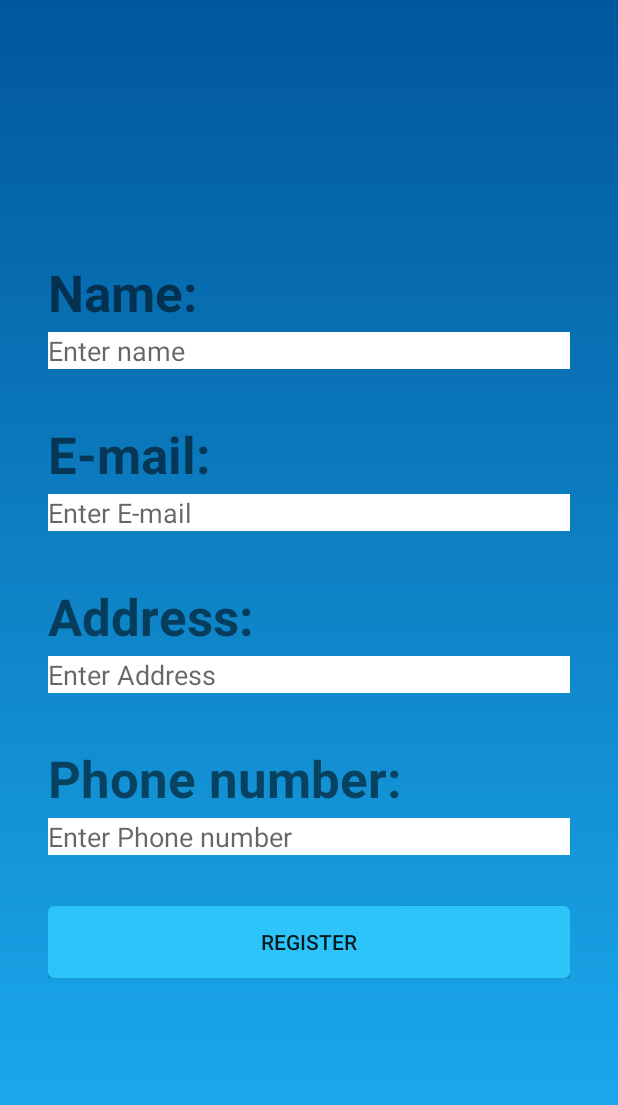
After one commit to M0-AR/SportEvent_Project, an Android app: the layout fragment_create_user.xml on its own in the app's theme, with its tools: preview values and no code run, on a phone screen of 412 x 824 dp. The commit adds this screen. Shown: the top 1105 px of the screen. Run offline under Robolectric (Android 15) with nearby library versions, the phone set to English and light mode, and no system bars.

Commit message:
Create user fragment made.

```diff
--- a/app/src/main/AndroidManifest.xml
+++ b/app/src/main/AndroidManifest.xml
@@ -11,9 +11,12 @@
         android:supportsRtl="true"
         android:theme="@style/AppTheme">
         <activity
-            android:name=".LoginEmail"
+            android:name=".CreateUser"
             tools:ignore="Instantiatable">
         </activity>
+        <activity
+            android:name=".LoginEmail"
+            tools:ignore="Instantiatable"></activity>
         <activity
             android:name=".Login"
             tools:ignore="Instantiatable" />
--- /dev/null
+++ b/app/src/main/java/com/example/sportevent/CreateUser.java
@@ -0,0 +1,20 @@
+package com.example.sportevent;
+
+import androidx.annotation.NonNull;
+import androidx.annotation.Nullable;
+import androidx.appcompat.app.AppCompatActivity;
+import androidx.fragment.app.Fragment;
+
+import android.os.Bundle;
+import android.view.LayoutInflater;
+import android.view.View;
+import android.view.ViewGroup;
+
+public class CreateUser extends Fragment {
+
+    @Nullable
+    @Override
+    public View onCreateView(@NonNull LayoutInflater inflater, @Nullable ViewGroup container, @Nullable Bundle savedInstanceState) {
+        return inflater.inflate(R.layout.fragment_create_user, container, false);
+    }
+}
--- a/app/src/main/java/com/example/sportevent/Login.java
+++ b/app/src/main/java/com/example/sportevent/Login.java
@@ -15,6 +15,7 @@ import android.widget.Button;
 public class Login extends Fragment implements View.OnClickListener {
     Button loginUser;
     Button loginOrg;
+    Button signup;
 
     @Nullable
     @Override
@@ -28,7 +29,8 @@ public class Login extends Fragment implements View.OnClickListener {
         loginOrg = (Button) view.findViewById(R.id.orgLoginButton);
         loginOrg.setOnClickListener(this);
 
-
+        signup = (Button) view.findViewById(R.id.signupButton);
+        signup.setOnClickListener(this);
 
         return view;
     }
@@ -37,11 +39,13 @@ public class Login extends Fragment implements View.OnClickListener {
         NavController navController = Navigation.findNavController(view);
         switch (view.getId()) {
             case R.id.userLoginButton:
-                navController.navigate(R.id.action_login_to_loginEmail2);
+                navController.navigate(R.id.action_login_to_loginEmail);
                 break;
             case R.id.orgLoginButton:
-                navController.navigate(R.id.action_login_to_loginEmail2);
+                navController.navigate(R.id.action_login_to_loginEmail);
                 break;
+            case R.id.signupButton:
+                navController.navigate(R.id.action_login_to_createUser);
             default:
                 break;
 
--- /dev/null
+++ b/app/src/main/res/layout/fragment_create_user.xml
@@ -0,0 +1,95 @@
+<?xml version="1.0" encoding="utf-8"?>
+<LinearLayout xmlns:android="http://schemas.android.com/apk/res/android"
+    xmlns:app="http://schemas.android.com/apk/res-auto"
+    xmlns:tools="http://schemas.android.com/tools"
+    android:layout_width="match_parent"
+    android:layout_height="match_parent"
+    android:background="@drawable/bg"
+    android:gravity="center"
+    android:orientation="vertical"
+    tools:context=".CreateUser">
+
+
+
+    <LinearLayout
+        android:layout_width="match_parent"
+        android:layout_height="wrap_content"
+        android:layout_margin="32dp"
+        android:orientation="vertical">
+
+        <TextView
+            android:layout_marginBottom="4dp"
+            android:textSize="34dp"
+            android:textStyle="bold"
+            android:layout_width="wrap_content"
+            android:layout_height="wrap_content"
+            android:text="@string/name_title_edittext" />
+
+        <EditText
+            android:layout_marginBottom="34dp"
+            android:id="@+id/navnInput"
+            android:hint="@string/enter_name"
+            android:layout_width="match_parent"
+            android:layout_height="wrap_content"
+            android:background="@color/white"/>
+
+        <TextView
+            android:layout_marginBottom="4dp"
+            android:textSize="34dp"
+            android:textStyle="bold"
+            android:layout_width="wrap_content"
+            android:layout_height="wrap_content"
+            android:text="@string/e_mail_title_edittext" />
+
+        <EditText
+            android:layout_marginBottom="34dp"
+            android:id="@+id/emailInput"
+            android:hint="@string/enter_e_mail"
+            android:layout_width="match_parent"
+            android:layout_height="wrap_content"
+            android:background="@color/white"/>
+
+        <TextView
+            android:layout_marginBottom="4dp"
+            android:textSize="34dp"
+            android:textStyle="bold"
+            android:layout_width="wrap_content"
+            android:layout_height="wrap_content"
+            android:text="@string/address_title_edittext" />
+
+        <EditText
+            android:layout_marginBottom="34dp"
+            android:id="@+id/addressInput"
+            android:hint="@string/enter_address"
+            android:layout_width="match_parent"
+            android:layout_height="wrap_content"
+            android:background="@color/white"/>
+
+        <TextView
+            android:layout_width="wrap_content"
+            android:layout_height="wrap_content"
+            android:layout_marginBottom="4dp"
+            android:textSize="34dp"
+            android:textStyle="bold"
+            android:text="@string/phone_number_title_edittext"/>
+
+        <EditText
+            android:layout_marginBottom="34dp"
+            android:id="@+id/phoneInput"
+            android:hint="@string/enter_phone_number"
+            android:layout_width="match_parent"
+            android:layout_height="wrap_content"
+            android:background="@color/white"/>
+
+        <Button
+            android:layout_width="match_parent"
+            android:layout_height="wrap_content"
+            android:background="@drawable/button"
+            android:gravity="center"
+            android:text="@string/register_user" />
+
+
+    </LinearLayout>
+
+
+</LinearLayout>
--- a/app/src/main/res/layout/fragment_login.xml
+++ b/app/src/main/res/layout/fragment_login.xml
@@ -42,6 +42,7 @@
             android:background="@drawable/button"/>
 
         <Button
+            android:id="@+id/signupButton"
             android:layout_width="match_parent"
             android:layout_height="wrap_content"
             android:text="@string/sign_up"
--- a/app/src/main/res/navigation/nav_graph.xml
+++ b/app/src/main/res/navigation/nav_graph.xml
@@ -16,12 +16,20 @@
         android:label="fragment_login"
         tools:layout="@layout/fragment_login" >
         <action
-            android:id="@+id/action_login_to_loginEmail2"
+            android:id="@+id/action_login_to_loginEmail"
             app:destination="@id/loginEmail" />
+        <action
+            android:id="@+id/action_login_to_createUser"
+            app:destination="@id/createUser" />
     </fragment>
     <fragment
         android:id="@+id/loginEmail"
         android:name="com.example.sportevent.LoginEmail"
         android:label="fragment_login_email"
         tools:layout="@layout/fragment_login_email" />
+    <fragment
+        android:id="@+id/createUser"
+        android:name="com.example.sportevent.CreateUser"
+        android:label="fragment_create_user"
+        tools:layout="@layout/fragment_create_user" />
 </navigation>
--- a/app/src/main/res/values/strings.xml
+++ b/app/src/main/res/values/strings.xml
@@ -12,4 +12,12 @@
     <string name="sign_up">Signup</string>
     <string name="login_button">Login</string>
     <string name="enter_e_mail">Enter E-mail</string>
+    <string name="enter_name">Enter name</string>
+    <string name="enter_phone_number">Enter Phone number</string>
+    <string name="enter_address">Enter Address</string>
+    <string name="register_user">Register</string>
+    <string name="name_title_edittext">Name:</string>
+    <string name="e_mail_title_edittext">E-mail:</string>
+    <string name="address_title_edittext">Address:</string>
+    <string name="phone_number_title_edittext">Phone number:</string>
 </resources>
```
